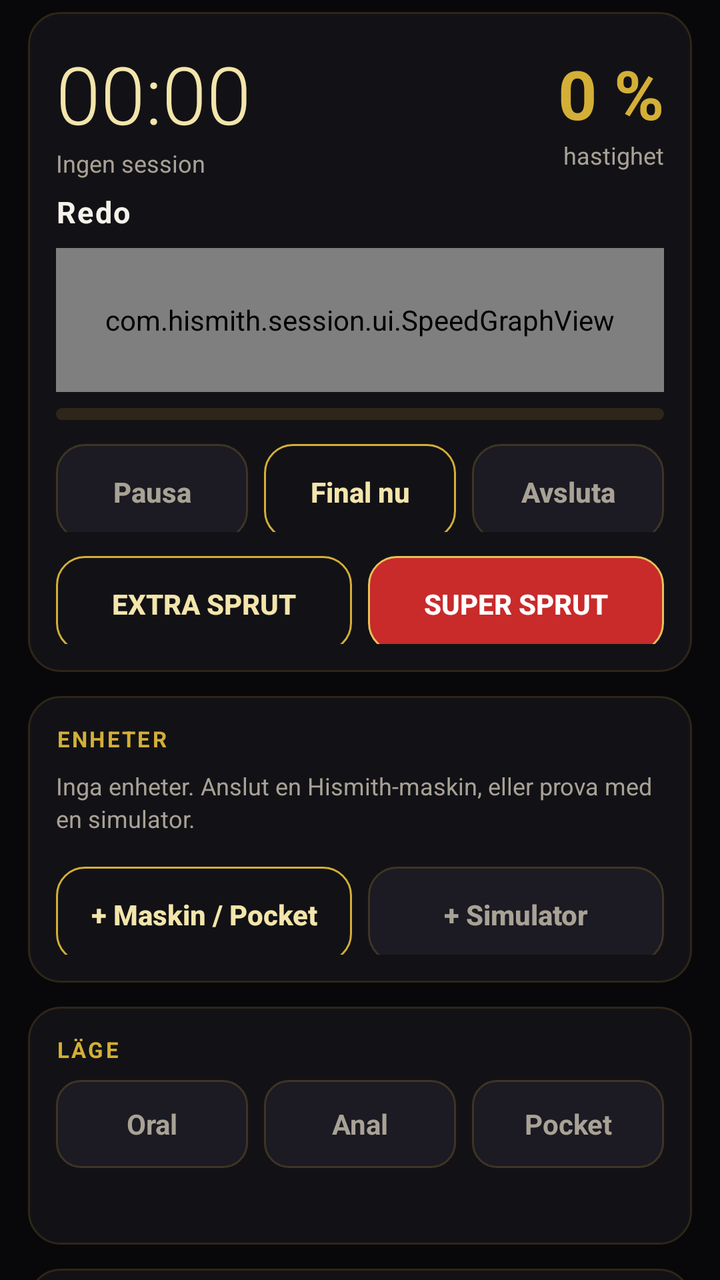
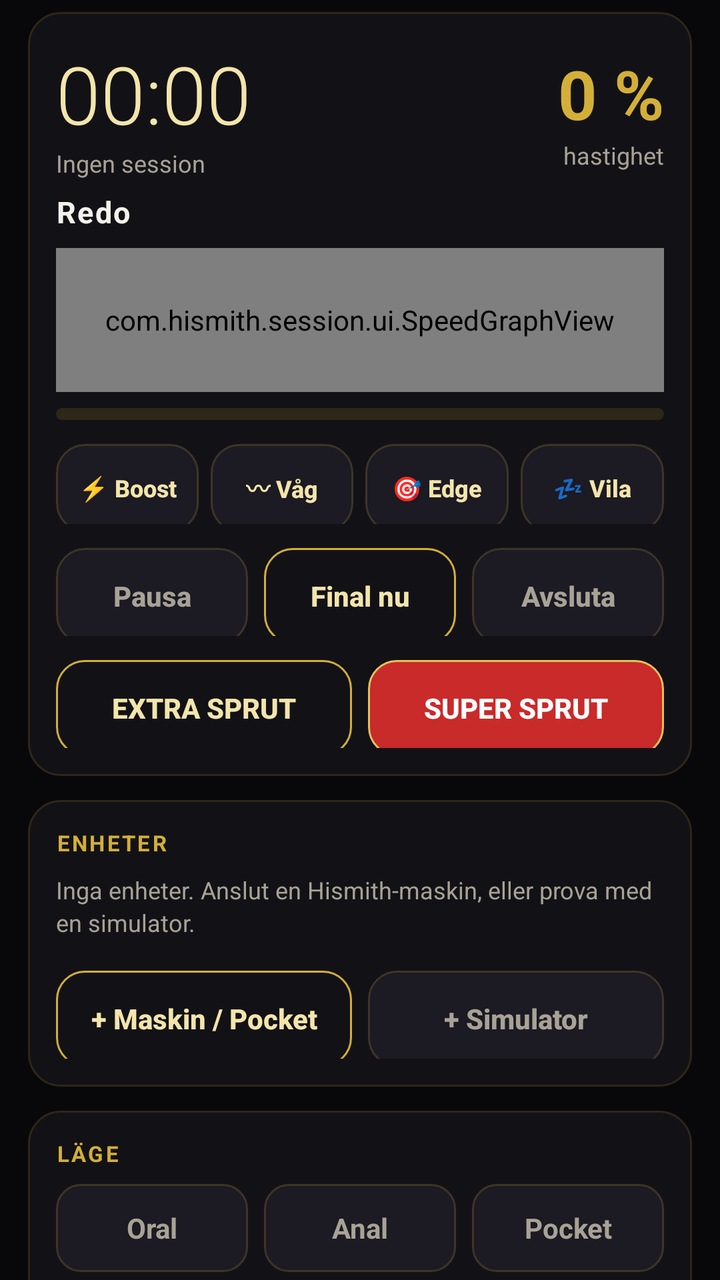

The first picture is an Android layout as it rendered before a commit; the second is the same layout after the commit. The layout source and the unified diff follow.
<!-- AndroidManifest.xml: application theme Theme.HismithSession -->
<!-- res/layout/tab_session.xml -->
<?xml version="1.0" encoding="utf-8"?>
<ScrollView xmlns:android="http://schemas.android.com/apk/res/android"
    android:id="@+id/pageSession"
    style="@style/Page">

    <LinearLayout style="@style/PageColumn">

        
        <LinearLayout style="@style/Card">

            <LinearLayout style="@style/Row">

                <LinearLayout
                    android:layout_width="0dp"
                    android:layout_height="wrap_content"
                    android:layout_weight="1"
                    android:orientation="vertical">

                    <TextView
                        android:id="@+id/sessTime"
                        android:layout_width="wrap_content"
                        android:layout_height="wrap_content"
                        android:fontFamily="sans-serif-light"
                        android:text="00:00"
                        android:textColor="@color/gold_pale"
                        android:textSize="40sp" />

                    <TextView
                        android:id="@+id/sessRemaining"
                        style="@style/Label"
                        android:text="Ingen session" />
                </LinearLayout>

                <LinearLayout
                    android:layout_width="wrap_content"
                    android:layout_height="wrap_content"
                    android:gravity="end"
                    android:orientation="vertical">

                    <TextView
                        android:id="@+id/sessSpeed"
                        android:layout_width="wrap_content"
                        android:layout_height="wrap_content"
                        android:text="0 %"
                        android:textColor="@color/gold"
                        android:textSize="34sp"
                        android:textStyle="bold" />

                    <TextView
                        style="@style/Label"
                        android:text="hastighet" />
                </LinearLayout>
            </LinearLayout>

            <TextView
                android:id="@+id/sessPhase"
                android:layout_width="match_parent"
                android:layout_height="wrap_content"
                android:paddingTop="6dp"
                android:letterSpacing="0.05"
                android:text="Redo"
                android:textColor="@color/text"
                android:textSize="15sp"
                android:textStyle="bold" />

            <com.hismith.session.ui.SpeedGraphView
                android:id="@+id/speedGraph"
                android:layout_width="match_parent"
                android:layout_height="72dp"
                android:layout_marginTop="8dp" />

            <ProgressBar
                android:id="@+id/sessProgress"
                style="@android:style/Widget.Material.ProgressBar.Horizontal"
                android:layout_width="match_parent"
                android:layout_height="6dp"
                android:layout_marginTop="8dp"
                android:max="1000"
                android:progressDrawable="@drawable/progress_gold" />

            <LinearLayout style="@style/Row">

                <Button
                    android:id="@+id/btnPause"
                    style="@style/Btn.Dark"
                    android:text="Pausa" />

                <View style="@style/Gap" />

                <Button
                    android:id="@+id/btnFinalNow"
                    style="@style/Btn.Outline"
                    android:text="Final nu" />

                <View style="@style/Gap" />

                <Button
                    android:id="@+id/btnEnd"
                    style="@style/Btn.Dark"
                    android:text="Avsluta" />
            </LinearLayout>

            <LinearLayout style="@style/Row">

                <Button
                    android:id="@+id/btnExtra"
                    style="@style/Btn.Outline"
                    android:text="EXTRA SPRUT" />

                <View style="@style/Gap" />

                <Button
                    android:id="@+id/btnSuper"
                    style="@style/Btn.Red"
                    android:text="SUPER SPRUT" />
            </LinearLayout>
        </LinearLayout>

        
        <LinearLayout style="@style/Card">

            <TextView
                style="@style/CardTitle"
                android:text="ENHETER" />

            <LinearLayout
                android:id="@+id/devicesList"
                android:layout_width="match_parent"
                android:layout_height="wrap_content"
                android:orientation="vertical" />

            <TextView
                android:id="@+id/devicesEmpty"
                style="@style/Muted"
                android:paddingBottom="4dp"
                android:text="Inga enheter. Anslut en Hismith-maskin, eller prova med en simulator." />

            <LinearLayout style="@style/Row">

                <Button
                    android:id="@+id/btnAddMachine"
                    style="@style/Btn.Outline"
                    android:text="+ Maskin / Pocket" />

                <View style="@style/Gap" />

                <Button
                    android:id="@+id/btnAddSim"
                    style="@style/Btn.Dark"
                    android:text="+ Simulator" />
            </LinearLayout>
        </LinearLayout>

        
        <LinearLayout style="@style/Card">

            <TextView
                style="@style/CardTitle"
                android:text="LÄGE" />

            <LinearLayout style="@style/Row">

                <TextView
                    android:id="@+id/modeOral"
                    style="@style/Segment"
                    android:text="Oral" />

                <View style="@style/Gap" />

                <TextView
                    android:id="@+id/modeAnal"
                    style="@style/Segment"
                    android:text="Anal" />

                <View style="@style/Gap" />

                <TextView
                    android:id="@+id/modePocket"
                    style="@style/Segment"
                    android:text="Pocket" />
            </LinearLayout>

            <TextView
                android:id="@+id/modeHint"
                style="@style/Muted"
                android:paddingTop="8dp" />
        </LinearLayout>

        
        <LinearLayout style="@style/Card">

            <TextView
                style="@style/CardTitle"
                android:text="AUTOMATISK SESSION" />

            <LinearLayout style="@style/Row">

                <LinearLayout style="@style/Field">

                    <TextView
                        style="@style/Label"
                        android:text="Minsta tid (min)" />

                    <EditText
                        android:id="@+id/inMinTime"
                        style="@style/Input.Number" />
                </LinearLayout>

                <View style="@style/Gap" />

                <LinearLayout style="@style/Field">

                    <TextView
                        style="@style/Label"
                        android:text="Max tid (0 = obegränsat)" />

                    <EditText
                        android:id="@+id/inMaxTime"
                        style="@style/Input.Number" />
                </LinearLayout>
            </LinearLayout>

            <LinearLayout
                style="@style/Row"
                android:layout_marginTop="10dp">

                <TextView
                    style="@style/Label"
                    android:text="Intensitet" />

                <SeekBar
                    android:id="@+id/seekIntensity"
                    style="@style/Slider"
                    android:max="100" />

                <TextView
                    android:id="@+id/valIntensity"
                    style="@style/Value" />
            </LinearLayout>

            <Switch
                android:id="@+id/swAutoLube"
                style="@style/Toggle"
                android:text="Mikrodoser under passet (auto-lube)" />

            <Switch
                android:id="@+id/swFinal"
                style="@style/Toggle"
                android:text="Final med sprut" />

            <Switch
                android:id="@+id/swSmartStroke"
                style="@style/Toggle"
                android:text="Smart slaglängd (elektronisk)" />

            <Switch
                android:id="@+id/swNonstop"
                style="@style/Toggle"
                android:text="Nonstop – inga vilopauser" />

            <Button
                android:id="@+id/btnStart"
                style="@style/Btn.Gold"
                android:layout_width="match_parent"
                android:layout_height="56dp"
                android:layout_marginTop="10dp"
                android:text="STARTA SESSION"
                android:textSize="16sp" />

            <TextView
                android:id="@+id/startHint"
                style="@style/Muted"
                android:gravity="center"
                android:paddingTop="6dp" />
        </LinearLayout>

        
        <LinearLayout style="@style/Card">

            <TextView
                style="@style/CardTitle"
                android:text="MANUELL STYRNING" />

            <Button
                android:id="@+id/btnManual"
                style="@style/Btn.Outline"
                android:layout_width="match_parent"
                android:layout_marginTop="0dp"
                android:text="Starta manuell styrning" />

            <LinearLayout
                android:id="@+id/manualControls"
                android:layout_width="match_parent"
                android:layout_height="wrap_content"
                android:orientation="vertical"
                android:visibility="gone">

                <LinearLayout
                    style="@style/Row"
                    android:layout_marginTop="8dp">

                    <TextView
                        style="@style/Label"
                        android:text="Hastighet" />

                    <SeekBar
                        android:id="@+id/seekManual"
                        style="@style/Slider"
                        android:max="100" />

                    <TextView
                        android:id="@+id/valManual"
                        style="@style/Value" />
                </LinearLayout>

                <LinearLayout style="@style/Row">

                    <TextView
                        style="@style/Label"
                        android:text="Slag start" />

                    <SeekBar
                        android:id="@+id/seekStrokeStart"
                        style="@style/Slider"
                        android:max="85" />

                    <TextView
                        android:id="@+id/valStrokeStart"
                        style="@style/Value" />
                </LinearLayout>

                <LinearLayout style="@style/Row">

                    <TextView
                        style="@style/Label"
                        android:text="Slag slut" />

                    <SeekBar
                        android:id="@+id/seekStrokeStop"
                        style="@style/Slider"
                        android:max="100" />

                    <TextView
                        android:id="@+id/valStrokeStop"
                        style="@style/Value" />
                </LinearLayout>

                <TextView
                    style="@style/Muted"
                    android:text="Ändringar glider mjukt (max 60 % per sekund). Slaglängd fungerar bara på maskiner med elektronisk slaglängd." />
            </LinearLayout>
        </LinearLayout>

        
        <LinearLayout style="@style/Card">

            <TextView
                style="@style/CardTitle"
                android:text="MAXHASTIGHET PER LÄGE" />

            <LinearLayout style="@style/Row">

                <TextView
                    style="@style/Label"
                    android:minWidth="56dp"
                    android:text="Oral" />

                <SeekBar
                    android:id="@+id/seekMaxOral"
                    style="@style/Slider"
                    android:max="100" />

                <TextView
                    android:id="@+id/valMaxOral"
                    style="@style/Value" />
            </LinearLayout>

            <LinearLayout style="@style/Row">

                <TextView
                    style="@style/Label"
                    android:minWidth="56dp"
                    android:text="Anal" />

                <SeekBar
                    android:id="@+id/seekMaxAnal"
                    style="@style/Slider"
                    android:max="100" />

                <TextView
                    android:id="@+id/valMaxAnal"
                    style="@style/Value" />
            </LinearLayout>

            <LinearLayout style="@style/Row">

                <TextView
                    style="@style/Label"
                    android:minWidth="56dp"
                    android:text="Pocket" />

                <SeekBar
                    android:id="@+id/seekMaxPocket"
                    style="@style/Slider"
                    android:max="100" />

                <TextView
                    android:id="@+id/valMaxPocket"
                    style="@style/Value" />
            </LinearLayout>

            <TextView
                style="@style/Muted"
                android:text="Automatiken skalas in under taket (variationen behålls). Manuell styrning och länken kan aldrig gå över det." />

            <Switch
                android:id="@+id/swAutoReconnect"
                style="@style/Toggle"
                android:layout_marginTop="6dp"
                android:text="Återanslut sparade enheter vid start" />
        </LinearLayout>

        
        <LinearLayout style="@style/Card">

            <TextView
                style="@style/CardTitle"
                android:text="HÄNDELSER" />

            <TextView
                android:id="@+id/eventsText"
                style="@style/Muted"
                android:fontFamily="monospace"
                android:textSize="11sp" />
        </LinearLayout>
    </LinearLayout>
</ScrollView>
<!-- resources referenced by this layout -->
<resources>
  <color name="gold">#D4AF37</color>
  <color name="gold_pale">#F3E5AB</color>
  <color name="text">#F5F2EB</color>
  <style name="Btn.Dark">
          <item name="android:background">@drawable/bg_btn_dark</item>
          <item name="android:textColor">@color/muted</item>
      </style>
  <style name="Btn.Gold">
          <item name="android:background">@drawable/bg_btn_gold</item>
          <item name="android:textColor">@color/bg</item>
      </style>
  <style name="Btn.Outline">
          <item name="android:background">@drawable/bg_btn_outline</item>
          <item name="android:textColor">@color/gold_pale</item>
      </style>
  <style name="Btn.Red">
          <item name="android:background">@drawable/bg_btn_red</item>
          <item name="android:textColor">#FFFFFF</item>
      </style>
  <style name="Field">
          <item name="android:layout_width">0dp</item>
          <item name="android:layout_height">wrap_content</item>
          <item name="android:layout_weight">1</item>
          <item name="android:orientation">vertical</item>
      </style>
  <style name="Gap">
          <item name="android:layout_width">8dp</item>
          <item name="android:layout_height">1dp</item>
      </style>
  <style name="Input.Number">
          <item name="android:inputType">number</item>
      </style>
  <style name="Muted" parent="Body">
          <item name="android:textColor">@color/muted</item>
          <item name="android:textSize">12sp</item>
      </style>
  <style name="Page">
          <item name="android:layout_width">match_parent</item>
          <item name="android:layout_height">match_parent</item>
          <item name="android:fillViewport">true</item>
          <item name="android:scrollbars">none</item>
      </style>
  <color name="border">#2E2618</color>
  <color name="muted">#A8A296</color>
  <color name="bg">#08080A</color>
  <color name="border2">#3D3526</color>
  <color name="gold_light">#E5C158</color>
  <color name="gold_dark">#6E5A28</color>
  <color name="dim">#6E685C</color>
  <color name="ripple_dark">#33D4AF37</color>
  <color name="surface2">#1C1A22</color>
  <color name="ripple_light">#55FFFFFF</color>
  <color name="red">#C92A2A</color>
  <color name="surface">#121216</color>
  <!-- unchanged entries left out for length: 19 -->
</resources>

<!-- the commit's change to res/layout/tab_session.xml (unified diff, before → after) -->
@@ -81,6 +81,35 @@
             <LinearLayout style="@style/Row">
 
                 <Button
+                    android:id="@+id/btnBoost"
+                    style="@style/Btn.Quick"
+                    android:text="⚡ Boost" />
+
+                <View style="@style/GapSmall" />
+
+                <Button
+                    android:id="@+id/btnWave"
+                    style="@style/Btn.Quick"
+                    android:text="〰 Våg" />
+
+                <View style="@style/GapSmall" />
+
+                <Button
+                    android:id="@+id/btnEdge"
+                    style="@style/Btn.Quick"
+                    android:text="🎯 Edge" />
+
+                <View style="@style/GapSmall" />
+
+                <Button
+                    android:id="@+id/btnRest"
+                    style="@style/Btn.Quick"
+                    android:text="💤 Vila" />
+            </LinearLayout>
+
+            <LinearLayout style="@style/Row">
+
+                <Button
                     android:id="@+id/btnPause"
                     style="@style/Btn.Dark"
                     android:text="Pausa" />
@@ -220,6 +249,95 @@
                 </LinearLayout>
             </LinearLayout>
 
+            <TextView
+                style="@style/Label"
+                android:layout_marginTop="12dp"
+                android:text="Stil (går att byta under passet)"
+                android:textColor="@color/gold_light" />
+
+            <LinearLayout
+                style="@style/Row"
+                android:layout_marginTop="6dp">
+
+                <TextView
+                    android:id="@+id/styleBALANCED"
+                    style="@style/Segment.Small"
+                    android:text="Balanserad" />
+
+                <View style="@style/GapSmall" />
+
+                <TextView
+                    android:id="@+id/styleSENSUAL"
+                    style="@style/Segment.Small"
+                    android:text="Sensuell" />
+
+                <View style="@style/GapSmall" />
+
+                <TextView
+                    android:id="@+id/styleINTENSE"
+                    style="@style/Segment.Small"
+                    android:text="Intensiv" />
+            </LinearLayout>
+
+            <LinearLayout
+                style="@style/Row"
+                android:layout_marginTop="6dp">
+
+                <TextView
+                    android:id="@+id/styleEDGING"
+                    style="@style/Segment.Small"
+                    android:text="Edging" />
+
+                <View style="@style/GapSmall" />
+
+                <TextView
+                    android:id="@+id/styleTEASE"
+                    style="@style/Segment.Small"
+                    android:text="Tease" />
+
+                <View style="@style/GapSmall" />
+
+                <TextView
+                    android:id="@+id/styleRHYTHMIC"
+                    style="@style/Segment.Small"
+                    android:text="Rytmisk" />
+            </LinearLayout>
+
+            <TextView
+                android:id="@+id/styleHint"
+                style="@style/Muted"
+                android:paddingTop="6dp" />
+
+            <TextView
+                style="@style/Label"
+                android:layout_marginTop="12dp"
+                android:text="Överraskningar – plötslig burst + EXTRA SPRUT"
+                android:textColor="@color/gold_light" />
+
+            <LinearLayout
+                style="@style/Row"
+                android:layout_marginTop="6dp">
+
+                <TextView
+                    android:id="@+id/surpriseOFF"
+                    style="@style/Segment.Small"
+                    android:text="Av" />
+
+                <View style="@style/GapSmall" />
+
+                <TextView
+                    android:id="@+id/surpriseSOMETIMES"
+                    style="@style/Segment.Small"
+                    android:text="Ibland" />
+
+                <View style="@style/GapSmall" />
+
+                <TextView
+                    android:id="@+id/surpriseOFTEN"
+                    style="@style/Segment.Small"
+                    android:text="Ofta" />
+            </LinearLayout>
+
             <LinearLayout
                 style="@style/Row"
                 android:layout_marginTop="10dp">
@@ -242,6 +360,11 @@
                 android:id="@+id/swAutoLube"
                 style="@style/Toggle"
                 android:text="Mikrodoser under passet (auto-lube)" />
+
+            <Switch
+                android:id="@+id/swMicroOnBurst"
+                style="@style/Toggle"
+                android:text="Mikrodos när en burst drar igång" />
 
             <Switch
                 android:id="@+id/swFinal"
@@ -412,12 +535,55 @@
             <TextView
                 style="@style/Muted"
                 android:text="Automatiken skalas in under taket (variationen behålls). Manuell styrning och länken kan aldrig gå över det." />
+        </LinearLayout>
+
+        
+        <LinearLayout style="@style/Card">
+
+            <LinearLayout style="@style/Row">
+
+                <TextView
+                    style="@style/CardTitle"
+                    android:layout_width="0dp"
+                    android:layout_weight="1"
+                    android:text="STATISTIK" />
+
+                <Button
+                    android:id="@+id/btnClearStats"
+                    style="@style/Btn.Text"
+                    android:text="Rensa"
+                    android:textColor="@color/dim"
+                    android:textSize="12sp" />
+            </LinearLayout>
+
+            <TextView
+                android:id="@+id/statsText"
+                style="@style/Body" />
+
+            <TextView
+                android:id="@+id/recentText"
+                style="@style/Muted"
+                android:fontFamily="monospace"
+                android:paddingTop="8dp"
+                android:textSize="11sp" />
+        </LinearLayout>
+
+        
+        <LinearLayout style="@style/Card">
+
+            <TextView
+                style="@style/CardTitle"
+                android:text="APP" />
 
             <Switch
                 android:id="@+id/swAutoReconnect"
                 style="@style/Toggle"
-                android:layout_marginTop="6dp"
                 android:text="Återanslut sparade enheter vid start" />
+
+            <Switch
+                android:id="@+id/swDiscreet"
+                style="@style/Toggle"
+                android:text="Diskret läge – dold i senaste appar, inga skärmdumpar" />
         </LinearLayout>
 
         
<!-- resource entries referenced after the edit -->
@@ -15,9 +15,27 @@
           <item name="android:background">@drawable/bg_btn_outline</item>
           <item name="android:textColor">@color/gold_pale</item>
       </style>
+  <style name="Btn.Quick">
+          <item name="android:background">@drawable/bg_btn_dark</item>
+          <item name="android:textColor">@color/gold_pale</item>
+          <item name="android:textSize">12sp</item>
+          <item name="android:paddingLeft">2dp</item>
+          <item name="android:paddingRight">2dp</item>
+          <item name="android:layout_height">44dp</item>
+      </style>
   <style name="Btn.Red">
           <item name="android:background">@drawable/bg_btn_red</item>
           <item name="android:textColor">#FFFFFF</item>
+      </style>
+  <style name="Btn.Text">
+          <item name="android:layout_width">wrap_content</item>
+          <item name="android:layout_weight">0</item>
+          <item name="android:layout_height">40dp</item>
+          <item name="android:layout_marginTop">0dp</item>
+          <item name="android:minWidth">40dp</item>
+          <item name="android:background">@drawable/bg_btn_text</item>
+          <item name="android:textColor">@color/gold</item>
+          <item name="android:textSize">13sp</item>
       </style>
   <style name="Field">
           <item name="android:layout_width">0dp</item>
@@ -27,6 +45,10 @@
       </style>
   <style name="Gap">
           <item name="android:layout_width">8dp</item>
+          <item name="android:layout_height">1dp</item>
+      </style>
+  <style name="GapSmall">
+          <item name="android:layout_width">6dp</item>
           <item name="android:layout_height">1dp</item>
       </style>
   <style name="Input.Number">
@@ -42,9 +64,23 @@
           <item name="android:fillViewport">true</item>
           <item name="android:scrollbars">none</item>
       </style>
+  <style name="Segment.Small">
+          <item name="android:layout_height">38dp</item>
+          <item name="android:textSize">13sp</item>
+      </style>
   <color name="border">#2E2618</color>
   <color name="muted">#A8A296</color>
   <color name="bg">#08080A</color>
+  <!-- drawable bg_btn_text (drawable) -->
+  <?xml version="1.0" encoding="utf-8"?>
+  <ripple xmlns:android="http://schemas.android.com/apk/res/android" android:color="@color/ripple_dark">
+      <item android:id="@android:id/mask">
+          <shape android:shape="rectangle">
+              <solid android:color="#FFFFFFFF" />
+              <corners android:radius="10dp" />
+          </shape>
+      </item>
+  </ripple>
   <color name="border2">#3D3526</color>
   <color name="gold_light">#E5C158</color>
   <color name="gold_dark">#6E5A28</color>
